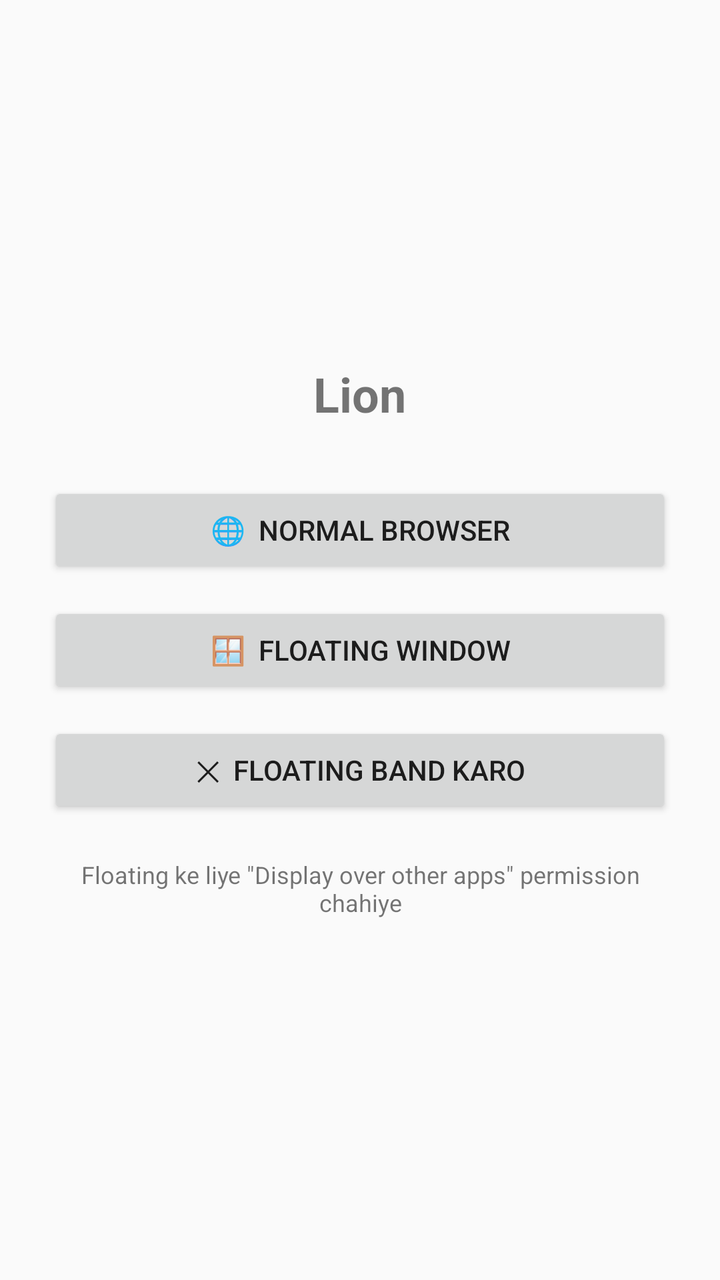
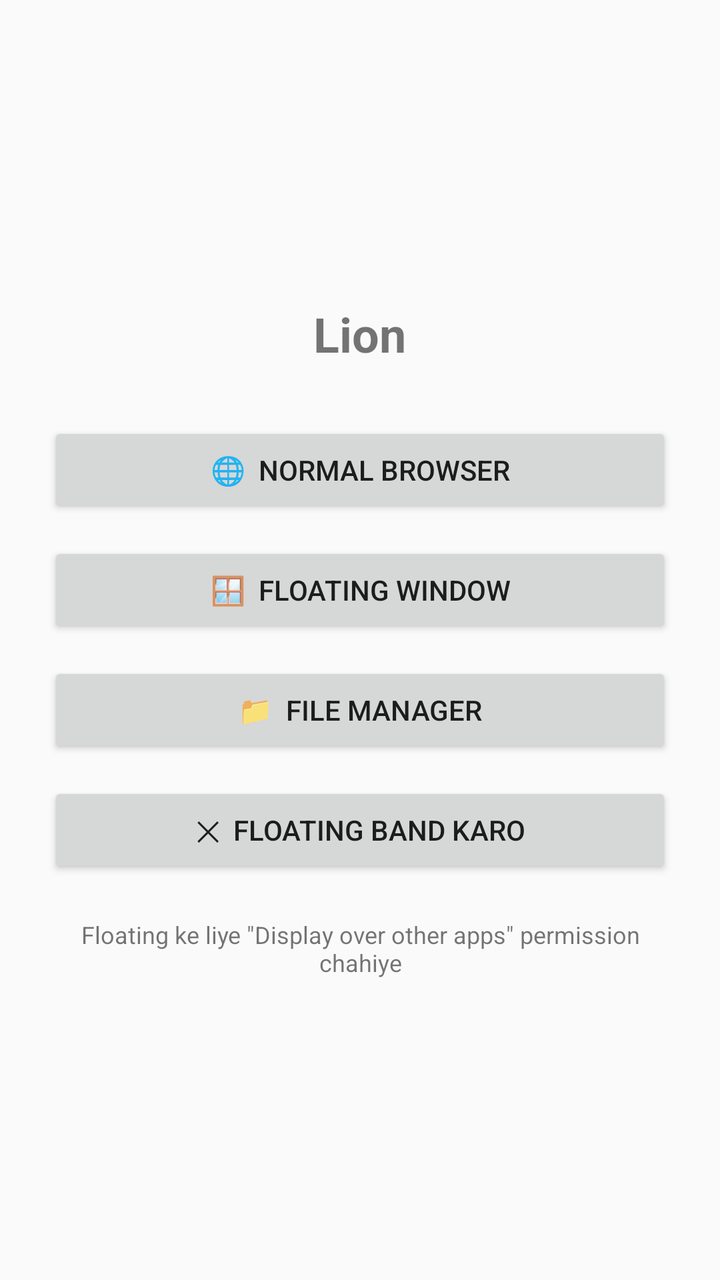

An Android layout rendered at two revisions. The XML below is the earlier revision; the diff shows what the commit changed to produce the second picture.
<!-- AndroidManifest.xml: application theme AppTheme -->
<!-- res/layout/activity_main.xml -->
<?xml version="1.0" encoding="utf-8"?>
<LinearLayout xmlns:android="http://schemas.android.com/apk/res/android"
    android:layout_width="match_parent"
    android:layout_height="match_parent"
    android:fitsSystemWindows="true"
    android:gravity="center"
    android:orientation="vertical"
    android:padding="24dp">

    <TextView
        android:layout_width="wrap_content"
        android:layout_height="wrap_content"
        android:layout_marginBottom="28dp"
        android:text="Lion"
        android:textSize="24sp"
        android:textStyle="bold" />

    <Button
        android:id="@+id/btnBrowser"
        android:layout_width="match_parent"
        android:layout_height="wrap_content"
        android:layout_marginBottom="12dp"
        android:text="🌐  Normal Browser" />

    <Button
        android:id="@+id/btnFloating"
        android:layout_width="match_parent"
        android:layout_height="wrap_content"
        android:layout_marginBottom="12dp"
        android:text="🪟  Floating Window" />

    <Button
        android:id="@+id/btnStopFloating"
        android:layout_width="match_parent"
        android:layout_height="wrap_content"
        android:text="✕  Floating band karo" />

    <TextView
        android:layout_width="wrap_content"
        android:layout_height="wrap_content"
        android:layout_marginTop="20dp"
        android:gravity="center"
        android:text="Floating ke liye &quot;Display over other apps&quot; permission chahiye"
        android:textSize="12sp" />
</LinearLayout>
<!-- resources referenced by this layout -->
<resources>
  <style name="AppTheme" parent="Theme.AppCompat.DayNight.NoActionBar" />
</resources>

<!-- the commit's change to res/layout/activity_main.xml (unified diff, before → after) -->
@@ -30,6 +30,13 @@
         android:text="🪟  Floating Window" />
 
     <Button
+        android:id="@+id/btnFiles"
+        android:layout_width="match_parent"
+        android:layout_height="wrap_content"
+        android:layout_marginBottom="12dp"
+        android:text="📁  File Manager" />
+
+    <Button
         android:id="@+id/btnStopFloating"
         android:layout_width="match_parent"
         android:layout_height="wrap_content"
